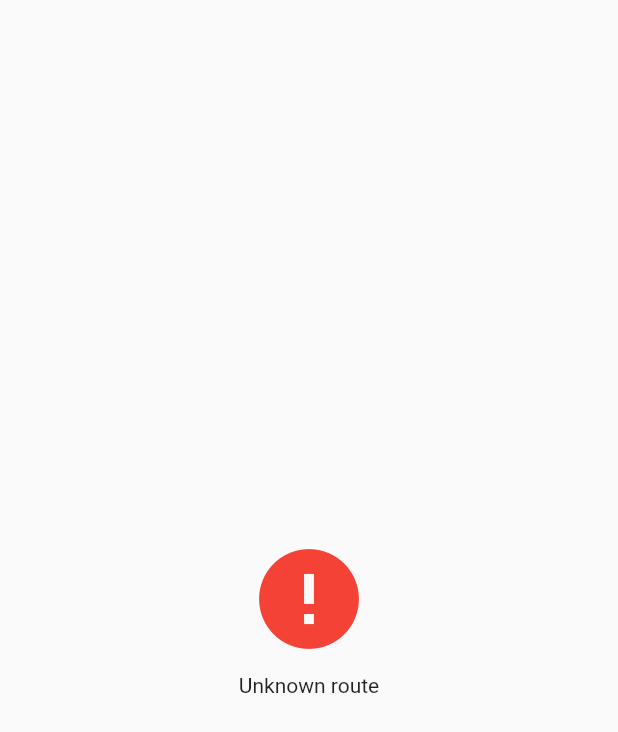
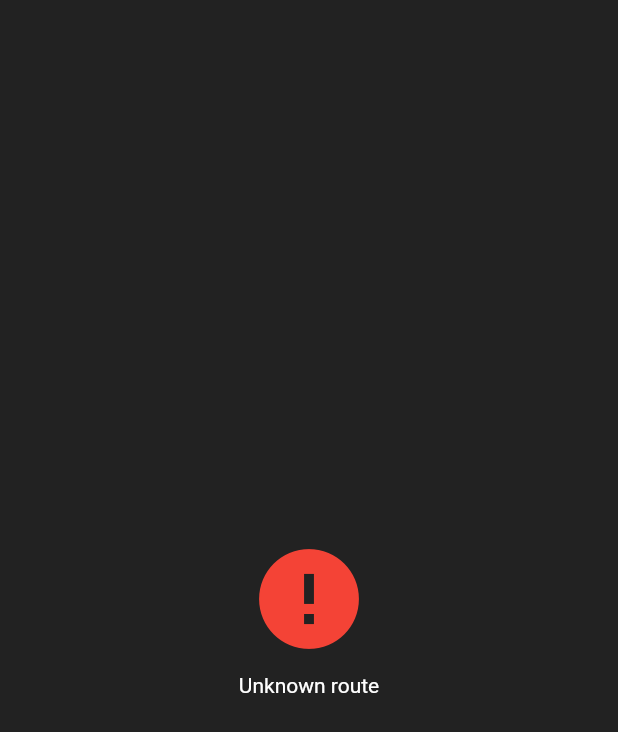
Before and after one commit to stelynx/collectio, a Flutter app: the ErrorScreen screen opened directly, on a phone screen of 412 x 824 dp. Shown: the top 732 px of the screen. Run offline on Flutter 3.47's test engine with Material 2 defaults, Android fonts, the phone set to English and light mode, and no system bars; our stand-ins replace bloc, cloud_firestore, dartz, equatable, firebase_auth, firebase_storage and 5 more; missing offline and left inert: bloc_test, mockito; accounts and stored records are empty; generated files the repository leaves out were written again.

Commit message:
SLCOL-47: Add initial light and dark themes, apply styles across app

```diff
--- a/lib/app/bloc/profile/profile_bloc.dart
+++ b/lib/app/bloc/profile/profile_bloc.dart
@@ -50,7 +50,7 @@ class ProfileBloc extends Bloc<ProfileEvent, ProfileState> {
     yield LoadingProfileState();
 
     if (event is GetUserProfileEvent) {
-      Either<DataFailure, UserProfile> profileOrFailure =
+      final Either<DataFailure, UserProfile> profileOrFailure =
           await _profileFacade.getUserProfileByUserUid(
               userUid: event.userUid ??
                   (_authBloc.state as AuthenticatedAuthState).userUid);
--- a/lib/app/screen/collections/all/collections.dart
+++ b/lib/app/screen/collections/all/collections.dart
@@ -50,7 +50,6 @@ class CollectionsScreen extends StatelessWidget {
       floatingActionButton: FloatingActionButton(
         onPressed: () => Navigator.of(context).pushNamed(Routes.newCollection),
         child: Icon(Icons.add),
-        backgroundColor: Colors.green,
       ),
     );
   }
--- a/lib/app/screen/collections/new/widget/new_collection_form.dart
+++ b/lib/app/screen/collections/new/widget/new_collection_form.dart
@@ -165,7 +165,7 @@ class NewCollectionForm extends StatelessWidget {
                 state.dataFailure.fold(
                     (DataFailure failure) => Text(
                           failure.message,
-                          style: TextStyle(color: Colors.red),
+                          style: TextStyle(color: Theme.of(context).errorColor),
                         ),
                     null),
               ],
--- a/lib/app/screen/collections/new_item/widgets/new_item_form.dart
+++ b/lib/app/screen/collections/new_item/widgets/new_item_form.dart
@@ -121,7 +121,7 @@ class NewItemForm extends StatelessWidget {
                 state.dataFailure.fold(
                     (DataFailure failure) => Text(
                           failure.message,
-                          style: TextStyle(color: Colors.red),
+                          style: TextStyle(color: Theme.of(context).errorColor),
                         ),
                     null),
               ],
--- a/lib/app/screen/collections/one/collection.dart
+++ b/lib/app/screen/collections/one/collection.dart
@@ -37,7 +37,7 @@ class CollectionScreen extends StatelessWidget {
         children: <Widget>[
           CollectionDetailsView(_collection),
           Divider(
-            color: ThemeData.light().accentColor,
+            color: Theme.of(context).primaryColor,
             indent: 20,
             endIndent: 20,
           ),
@@ -67,7 +67,7 @@ class CollectionScreen extends StatelessWidget {
                         Icon(
                           Icons.error,
                           size: 80,
-                          color: Colors.red,
+                          color: Theme.of(context).errorColor,
                         ),
                         SizedBox(height: 10),
                         Text(
@@ -94,7 +94,6 @@ class CollectionScreen extends StatelessWidget {
           arguments: _collection,
         ),
         child: Icon(Icons.add),
-        backgroundColor: Colors.green,
       ),
     );
   }
--- a/lib/app/screen/shared/error.dart
+++ b/lib/app/screen/shared/error.dart
@@ -16,10 +16,10 @@ class ErrorScreen extends StatelessWidget {
           child: Column(
             mainAxisAlignment: MainAxisAlignment.center,
             children: <Widget>[
-              const Icon(
+              Icon(
                 Icons.error,
                 size: 80,
-                color: Colors.red,
+                color: Theme.of(context).errorColor,
               ),
               const SizedBox(height: 10),
               Text(_errorMessage),
--- /dev/null
+++ b/lib/app/theme/dark.dart
@@ -0,0 +1,9 @@
+import 'package:flutter/material.dart';
+
+Brightness primaryBrightness = Brightness.dark;
+Color backgroundColor = Color(0xff222222);
+Color backgroundDarkerColor = Color(0xff404040);
+Color primaryColor = Colors.amber;
+Color errorColor = Colors.red;
+Color textColor = Colors.white;
+Color addColor = Colors.lightGreen[300];
--- /dev/null
+++ b/lib/app/theme/light.dart
@@ -0,0 +1,9 @@
+import 'package:flutter/material.dart';
+
+Brightness primaryBrightness = Brightness.light;
+Color backgroundColor = Color(0xfff5f5f5);
+Color backgroundDarkerColor = Color(0xffeaeaea);
+Color primaryColor = Colors.blue;
+Color errorColor = Colors.red;
+Color textColor = Colors.black;
+Color addColor = Colors.green;
--- /dev/null
+++ b/lib/app/theme/theme.dart
@@ -0,0 +1,89 @@
+import 'package:flutter/material.dart';
+
+import 'dark.dart' as Dark;
+import 'light.dart' as Light;
+
+class CollectioTheme {
+  static ThemeData get light => _theme(
+        base: ThemeData.light(),
+        primaryBrightness: Light.primaryBrightness,
+        primaryColor: Light.primaryColor,
+        backgroundColor: Light.backgroundColor,
+        backgroundDarkerColor: Light.backgroundDarkerColor,
+        textColor: Light.textColor,
+        errorColor: Light.errorColor,
+        addColor: Light.addColor,
+      );
+
+  static ThemeData get dark => _theme(
+        base: ThemeData.dark(),
+        primaryBrightness: Dark.primaryBrightness,
+        primaryColor: Dark.primaryColor,
+        backgroundColor: Dark.backgroundColor,
+        backgroundDarkerColor: Dark.backgroundDarkerColor,
+        textColor: Dark.textColor,
+        errorColor: Dark.errorColor,
+        addColor: Dark.addColor,
+      );
+
+  static ThemeData _theme({
+    @required ThemeData base,
+    @required Brightness primaryBrightness,
+    @required Color primaryColor,
+    @required Color backgroundColor,
+    @required Color backgroundDarkerColor,
+    @required Color textColor,
+    @required Color errorColor,
+    @required Color addColor,
+  }) {
+    final TextTheme textTheme = base.textTheme.copyWith(
+      headline1: base.textTheme.headline1.copyWith(
+        color: textColor,
+      ),
+      caption: TextStyle(
+        color: primaryColor,
+        fontWeight: FontWeight.w400,
+      ),
+    );
+
+    final IconThemeData iconTheme = IconThemeData(
+      color: textColor,
+      size: 25,
+    );
+
+    final AppBarTheme appBarTheme = AppBarTheme(
+      color: backgroundColor,
+      brightness: primaryBrightness,
+      textTheme: TextTheme(
+        headline6: TextStyle(
+          color: textColor,
+          fontSize: 20,
+          fontWeight: FontWeight.w400,
+        ),
+      ),
+      iconTheme: iconTheme,
+      actionsIconTheme: iconTheme,
+      elevation: 0,
+    );
+
+    final FloatingActionButtonThemeData floatingActionButtonThemeData =
+        base.floatingActionButtonTheme.copyWith(
+      elevation: 5,
+      foregroundColor: addColor,
+      backgroundColor: backgroundDarkerColor,
+    );
+
+    return base.copyWith(
+      primaryColor: primaryColor,
+      primaryColorBrightness: primaryBrightness,
+      backgroundColor: backgroundColor,
+      scaffoldBackgroundColor: backgroundColor,
+      errorColor: errorColor,
+      textTheme: textTheme,
+      accentTextTheme: textTheme,
+      appBarTheme: appBarTheme,
+      iconTheme: iconTheme,
+      floatingActionButtonTheme: floatingActionButtonThemeData,
+    );
+  }
+}
--- a/lib/app/widgets/circular_network_image.dart
+++ b/lib/app/widgets/circular_network_image.dart
@@ -12,7 +12,8 @@ class CircularNetworkImage extends StatelessWidget {
     return CircleAvatar(
       radius: _radius,
       backgroundImage: _url != null ? NetworkImage(_url) : null,
-      backgroundColor: _url != null ? Colors.transparent : Colors.red,
+      backgroundColor:
+          _url != null ? Colors.transparent : Theme.of(context).primaryColor,
     );
   }
 }
--- a/lib/app/widgets/collectio_link.dart
+++ b/lib/app/widgets/collectio_link.dart
@@ -14,9 +14,7 @@ class CollectioLink extends StatelessWidget {
     return InkWell(
       child: Text(
         text,
-        style: TextStyle(
-          color: Theme.of(context).primaryColor,
-        ),
+        style: Theme.of(context).textTheme.caption,
       ),
       onTap: onTap,
     );
--- a/lib/app/widgets/failure_text.dart
+++ b/lib/app/widgets/failure_text.dart
@@ -12,7 +12,7 @@ class FailureText extends StatelessWidget {
         text,
         textAlign: TextAlign.center,
         style: TextStyle(
-          color: Colors.red,
+          color: Theme.of(context).errorColor,
           fontSize: 15,
         ),
       ),
--- a/lib/main.dart
+++ b/lib/main.dart
@@ -6,14 +6,15 @@ import 'package:injectable/injectable.dart';
 import 'app/bloc/auth/auth_bloc.dart';
 import 'app/routes/router.dart';
 import 'app/routes/routes.dart';
+import 'app/theme/theme.dart';
 import 'util/injection/injection.dart';
 
 void main() {
   configureInjection(Environment.prod);
-  runApp(MyApp());
+  runApp(CollectioApp());
 }
 
-class MyApp extends StatelessWidget {
+class CollectioApp extends StatelessWidget {
   @override
   Widget build(BuildContext context) {
     SystemChrome.setPreferredOrientations([
@@ -30,6 +31,7 @@ class MyApp extends StatelessWidget {
       child: MaterialApp(
         title: 'Stelynx Collectio',
         debugShowCheckedModeBanner: false,
+        theme: CollectioTheme.dark,
         initialRoute: Routes.initial,
         onGenerateRoute: Router.onGenerateRoute,
       ),
--- a/pubspec.yaml
+++ b/pubspec.yaml
@@ -1,7 +1,7 @@
 name: collectio
 description: A Flutter + Firebase application for collectors.
 
-version: 1.0.0+1
+version: 1.0.0+2
 
 environment:
   sdk: ">=2.6.0 <3.0.0"
```
Also changed, not shown: lib/app/widgets/collectio_image_picker.dart (+8 -3 lines), lib/app/widgets/collectio_section_title.dart (+2 -5 lines), lib/app/widgets/collectio_text_field.dart (+6 -6 lines), lib/facade/profile/firebase/firebase_profile_facade.dart (+6 -2 lines), pubspec.lock, 2 other files.
